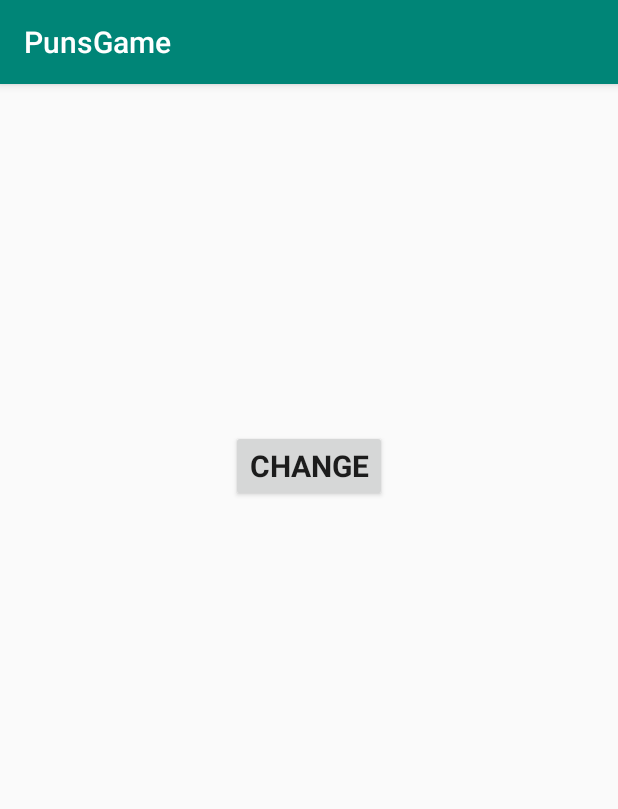
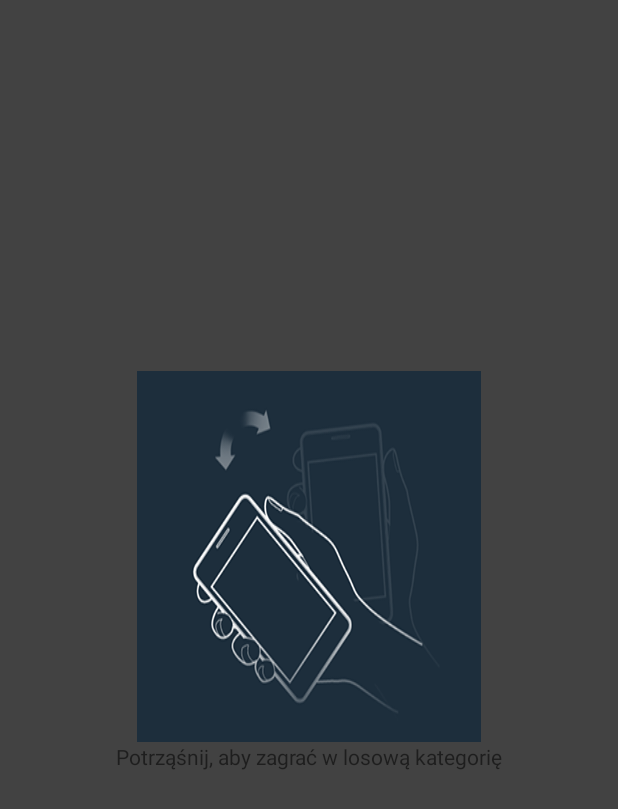
Before and after one commit to Drabenstein/SWiM, an Android app: the screen it shows after launch (MainActivity), on a phone screen of 412 x 824 dp. Shown: the top 809 px of the screen. Run offline under Robolectric (Android 15) with nearby library versions, the phone set to English and light mode, and no system bars; pictures from the network do not load; Roboto replaces fonts that are not available here.

Commit message:
Reimplemented MainActivity using ViewPager

```diff
--- a/PunsGame/app/src/main/AndroidManifest.xml
+++ b/PunsGame/app/src/main/AndroidManifest.xml
@@ -17,7 +17,8 @@
             android:theme="@style/NoActionBar"></activity>
         <activity
             android:name=".MainActivity"
-            android:screenOrientation="portrait">
+            android:screenOrientation="portrait"
+            android:theme="@style/NoActionBar">
             <intent-filter>
                 <action android:name="android.intent.action.MAIN" />
 
--- /dev/null
+++ b/PunsGame/app/src/main/java/net/mdrabek/punsgame/Fragments/ShakeFragment.java
@@ -0,0 +1,52 @@
+package net.mdrabek.punsgame.Fragments;
+
+import android.content.Context;
+import android.net.Uri;
+import android.os.Bundle;
+import android.support.v4.app.Fragment;
+import android.view.LayoutInflater;
+import android.view.View;
+import android.view.ViewGroup;
+import android.widget.ImageView;
+
+import com.bumptech.glide.Glide;
+
+import net.mdrabek.punsgame.R;
+
+public class ShakeFragment extends Fragment
+{
+    public ShakeFragment()
+    {
+    }
+
+    @Override
+    public void onCreate(Bundle savedInstanceState)
+    {
+        super.onCreate(savedInstanceState);
+    }
+
+    @Override
+    public View onCreateView(LayoutInflater inflater, ViewGroup container,
+                             Bundle savedInstanceState)
+    {
+        View root = inflater.inflate(R.layout.fragment_shake, container, false);
+
+        ImageView shakeImageView = root.findViewById(R.id.shakeImageView);
+
+        Glide.with(this).load(R.drawable.shake_phone_image).into(shakeImageView);
+
+        return root;
+    }
+
+    @Override
+    public void onAttach(Context context)
+    {
+        super.onAttach(context);
+    }
+
+    @Override
+    public void onDetach()
+    {
+        super.onDetach();
+    }
+}
--- a/PunsGame/app/src/main/java/net/mdrabek/punsgame/MainActivity.java
+++ b/PunsGame/app/src/main/java/net/mdrabek/punsgame/MainActivity.java
@@ -5,25 +5,38 @@ import android.content.pm.ActivityInfo;
 import android.hardware.Sensor;
 import android.hardware.SensorManager;
 import android.os.Bundle;
-import android.support.v7.app.AppCompatActivity;
+import android.support.annotation.NonNull;
+import android.support.v4.app.Fragment;
+import android.support.v4.app.FragmentActivity;
+import android.support.v4.app.FragmentManager;
+import android.support.v4.app.FragmentStatePagerAdapter;
+import android.support.v4.view.PagerAdapter;
+import android.support.v4.view.ViewPager;
 import android.view.Display;
 import android.view.Surface;
 import android.view.View;
 import android.widget.Toast;
 
+import net.mdrabek.punsgame.Fragments.ShakeFragment;
 import net.mdrabek.punsgame.Sensors.ShakeDetector;
 
 import java.util.ArrayList;
 import java.util.List;
 
-public class MainActivity extends AppCompatActivity implements ShakeDetector.ShakeListener
+public class MainActivity extends FragmentActivity implements ShakeDetector.ShakeListener,
+        TabRequestedListener
 {
+    private static final int SHAKE_TAB_POSITION = 0;
+    private static final int CATEGORIES_TAB_POSITION = 1;
     public static final int START_GAME_REQ = 31231;
 
     private SensorManager sensorManager;
     private Sensor linearAccelerometer;
     private ShakeDetector shakeDetector;
     private long questionRandomSeed;
+
+    private ViewPager viewPager;
+    private PagerAdapter pagerAdapter;
 
     @Override
     protected void onCreate(Bundle savedInstanceState)
@@ -33,7 +46,39 @@ public class MainActivity extends AppCompatActivity implements ShakeDetector.Sha
         sensorManager = (SensorManager) getSystemService(SENSOR_SERVICE);
         linearAccelerometer = sensorManager.getDefaultSensor(Sensor.TYPE_LINEAR_ACCELERATION);
         shakeDetector = new ShakeDetector(this);
-        sensorManager.registerListener(shakeDetector, linearAccelerometer, SensorManager.SENSOR_DELAY_UI);
+        registerShakeDetector();
+
+        viewPager = findViewById(R.id.viewpager);
+        pagerAdapter = new ScreenSlidePagerAdapter(getSupportFragmentManager(), this);
+        ScreenSlidePagerAdapter screenSlidePagerAdapter = (ScreenSlidePagerAdapter)pagerAdapter;
+        screenSlidePagerAdapter.addTabFragment(new ShakeFragment());
+        viewPager.setAdapter(pagerAdapter);
+    }
+
+    private void registerShakeDetector()
+    {
+        if (linearAccelerometer != null)
+        {
+            if (sensorManager == null)
+            {
+                sensorManager = (SensorManager) getSystemService(SENSOR_SERVICE);
+            }
+
+            if (shakeDetector == null)
+            {
+                shakeDetector = new ShakeDetector(this);
+            }
+
+            sensorManager.registerListener(shakeDetector, linearAccelerometer, SensorManager.SENSOR_DELAY_UI);
+        }
+    }
+
+    private void unregisterShakeDetector()
+    {
+        if (sensorManager != null)
+        {
+            sensorManager.unregisterListener(shakeDetector);
+        }
     }
 
     public void changeOrientation(View v)
@@ -50,13 +95,15 @@ public class MainActivity extends AppCompatActivity implements ShakeDetector.Sha
     }
 
     @Override
-    public void onResume() {
+    public void onResume()
+    {
         super.onResume();
         sensorManager.registerListener(shakeDetector, linearAccelerometer, SensorManager.SENSOR_DELAY_UI);
     }
 
     @Override
-    public void onPause() {
+    public void onPause()
+    {
         sensorManager.unregisterListener(shakeDetector);
         super.onPause();
     }
@@ -65,7 +112,7 @@ public class MainActivity extends AppCompatActivity implements ShakeDetector.Sha
     public void onShake(int shakeCount, float acceleration)
     {
         Toast.makeText(this, "SHAKE no. " + shakeCount + " - " + acceleration, Toast.LENGTH_SHORT).show();
-        if(shakeCount < 3)
+        if (shakeCount < 3)
         {
             questionRandomSeed *= (long) shakeCount * 1000;
         }
@@ -84,11 +131,79 @@ public class MainActivity extends AppCompatActivity implements ShakeDetector.Sha
         startActivity(gameIntent);
     }
 
-    public void onActivityResult(int requestCode, int resultCode, Intent data) {
-        if (requestCode == START_GAME_REQ) {
-            if (resultCode == RESULT_OK) {
+    public void onActivityResult(int requestCode, int resultCode, Intent data)
+    {
+        if (requestCode == START_GAME_REQ)
+        {
+            if (resultCode == RESULT_OK)
+            {
                 Toast.makeText(this, "KONIEC GRY", Toast.LENGTH_SHORT).show();
             }
         }
     }
+
+    @Override
+    public void onBackPressed()
+    {
+        if (viewPager.getCurrentItem() == 0)
+        {
+            super.onBackPressed();
+        }
+        else
+        {
+            viewPager.setCurrentItem(viewPager.getCurrentItem() - 1);
+        }
+    }
+
+    @Override
+    public void onTabRequested(int position)
+    {
+        if(position == SHAKE_TAB_POSITION)
+        {
+            registerShakeDetector();
+        }
+        else
+        {
+            unregisterShakeDetector();
+        }
+    }
+
+    private class ScreenSlidePagerAdapter extends FragmentStatePagerAdapter
+    {
+        private List<Fragment> fragments;
+        private TabRequestedListener listener;
+
+        public ScreenSlidePagerAdapter(FragmentManager fm, TabRequestedListener listener) {
+            super(fm);
+            fragments = new ArrayList<>();
+            this.listener = listener;
+        }
+
+        @Override
+        public Fragment getItem(int position) {
+            position %= fragments.size();
+
+            if(listener != null)
+            {
+                listener.onTabRequested(position);
+            }
+
+            return fragments.get(position);
+        }
+
+        public void addTabFragment(@NonNull Fragment fragment)
+        {
+            fragments.add(fragment);
+        }
+
+        @Override
+        public int getCount() {
+            return fragments.size();
+        }
+    }
 }
+
+interface TabRequestedListener
+{
+    void onTabRequested(int position);
+}
--- a/PunsGame/app/src/main/res/layout/activity_main.xml
+++ b/PunsGame/app/src/main/res/layout/activity_main.xml
@@ -1,38 +1,17 @@
 <?xml version="1.0" encoding="utf-8"?>
-<android.support.constraint.ConstraintLayout xmlns:android="http://schemas.android.com/apk/res/android"
+<LinearLayout xmlns:android="http://schemas.android.com/apk/res/android"
     xmlns:app="http://schemas.android.com/apk/res-auto"
     xmlns:tools="http://schemas.android.com/tools"
     android:layout_width="match_parent"
     android:layout_height="match_parent"
-    tools:context=".MainActivity">
+    tools:context=".MainActivity"
+    android:orientation="vertical">
 
-    <Button
-        android:id="@+id/btn"
-        android:layout_width="wrap_content"
-        android:layout_height="wrap_content"
-        app:layout_constraintTop_toTopOf="parent"
-        app:layout_constraintBottom_toTopOf="@id/sensorsOutputScroll"
-        app:layout_constraintLeft_toLeftOf="parent"
-        app:layout_constraintRight_toRightOf="parent"
-        android:text="Change"
-        android:onClick="changeOrientation"/>
+    <android.support.v4.view.ViewPager
+        android:id="@+id/viewpager"
+        android:layout_width="match_parent"
+        android:layout_height="0dp"
+        android:layout_weight="1"
+        android:background="@android:color/white" />
 
-    <ScrollView
-        android:id="@+id/sensorsOutputScroll"
-        android:layout_width="match_parent"
-        android:layout_height="wrap_content"
-        app:layout_constraintTop_toBottomOf="@id/btn"
-        app:layout_constraintLeft_toLeftOf="parent"
-        app:layout_constraintRight_toRightOf="parent"
-        app:layout_constraintBottom_toBottomOf="parent"
-        >
-
-        <TextView
-            android:id="@+id/sensorsOutput"
-            android:layout_width="match_parent"
-            android:layout_height="wrap_content" />
-    </ScrollView>
-
-
-
-</android.support.constraint.ConstraintLayout>
+</LinearLayout>
--- /dev/null
+++ b/PunsGame/app/src/main/res/layout/fragment_shake.xml
@@ -0,0 +1,42 @@
+<?xml version="1.0" encoding="utf-8"?>
+<FrameLayout xmlns:android="http://schemas.android.com/apk/res/android"
+    xmlns:tools="http://schemas.android.com/tools"
+    android:layout_width="match_parent"
+    android:layout_height="match_parent"
+    xmlns:app="http://schemas.android.com/apk/res-auto"
+    tools:context=".Fragments.ShakeFragment">
+
+    <android.support.constraint.ConstraintLayout
+        android:layout_width="match_parent"
+        android:layout_height="match_parent">
+
+        <TextView
+            android:id="@+id/whitespaceTextView"
+            android:layout_width="match_parent"
+            android:layout_height="0dp"
+            app:layout_constraintHeight_percent="0.3"
+            app:layout_constraintTop_toTopOf="parent"
+            app:layout_constraintBottom_toTopOf="@id/shakeImageView"/>
+
+        <ImageView
+            android:id="@+id/shakeImageView"
+            android:layout_width="wrap_content"
+            android:layout_height="0dp"
+            app:layout_constraintHeight_percent="0.3"
+            android:layout_gravity="center"
+            android:scaleType="fitXY"
+            app:layout_constraintTop_toBottomOf="@id/whitespaceTextView"
+            app:layout_constraintLeft_toLeftOf="parent"
+            app:layout_constraintRight_toRightOf="parent"
+            app:layout_constraintBottom_toTopOf="@id/shakeTextView"/>
+
+        <TextView
+            android:id="@+id/shakeTextView"
+            android:layout_width="wrap_content"
+            android:layout_height="wrap_content"
+            android:text="@string/shakeToStart"
+            app:layout_constraintTop_toBottomOf="@id/shakeImageView"
+            app:layout_constraintLeft_toLeftOf="parent"
+            app:layout_constraintRight_toRightOf="parent"/>
+    </android.support.constraint.ConstraintLayout>
+</FrameLayout>
--- a/PunsGame/app/src/main/res/values/strings.xml
+++ b/PunsGame/app/src/main/res/values/strings.xml
@@ -10,4 +10,5 @@
     <string name="goodAnswer">Dobrze</string>
     <string name="back">Powrót</string>
     <string name="replay">Zagraj ponownie</string>
+    <string name="shakeToStart">Potrząśnij, aby zagrać w losową kategorię</string>
 </resources>
--- a/PunsGame/app/src/main/res/values/styles.xml
+++ b/PunsGame/app/src/main/res/values/styles.xml
@@ -15,6 +15,7 @@
         <item name="android:windowFullscreen">true</item>
         <item name="android:windowActionBar">false</item>
         <item name="android:windowNoTitle">true</item>
+        <item name="android:background">#424242</item>
     </style>
 
     <style name="GameTheme">
```
Also changed, not shown: PunsGame/app/src/main/res/drawable-v24/shake_phone_image.png (added).
